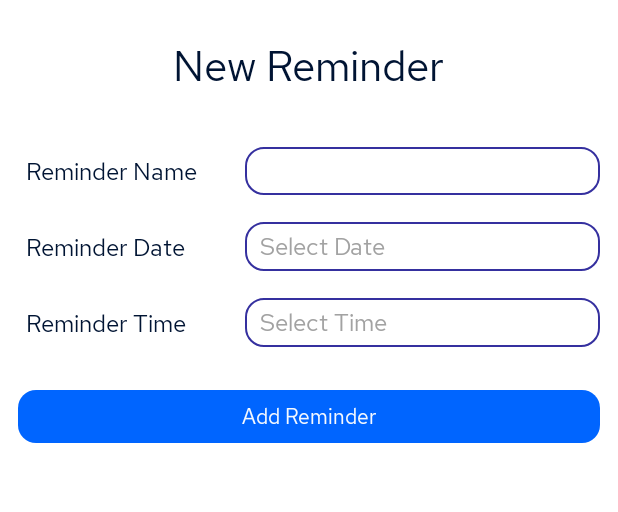
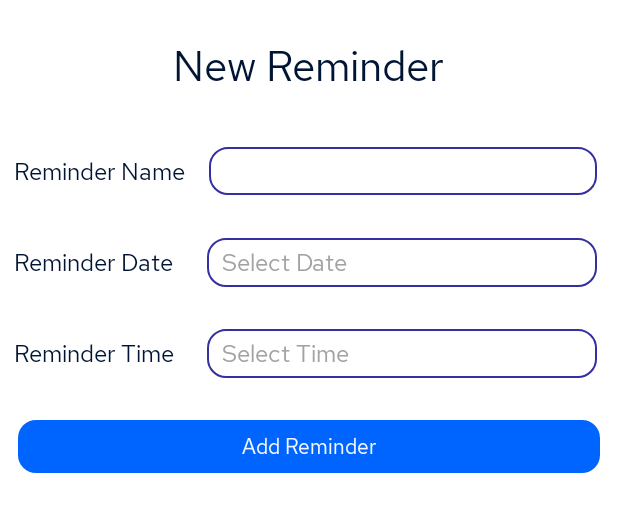
Before and after one commit to itsdrnoob/Reminder, an Android app: the layout add_new.xml on its own in the app's theme, with its tools: preview values and no code run, on a phone screen of 412 x 824 dp. Shown: the top 512 px of the screen. Run offline under Robolectric (Android 15) with nearby library versions, the phone set to English and light mode, and no system bars.

Commit message:
Layout Change

```diff
--- a/app/src/main/res/layout/add_new.xml
+++ b/app/src/main/res/layout/add_new.xml
@@ -19,14 +19,14 @@
         android:layout_width="match_parent"
         android:layout_height="wrap_content"
         android:layout_marginTop="25dp"
-        android:orientation="horizontal">
+        android:orientation="vertical"
+        android:weightSum="3">
 
         <LinearLayout
-            android:layout_width="0dp"
-            android:layout_height="match_parent"
-            android:layout_marginLeft="12dp"
-            android:layout_weight="1"
-            android:orientation="vertical"
+            android:layout_width="match_parent"
+            android:layout_height="wrap_content"
+            android:layout_marginLeft="4dp"
+            android:orientation="horizontal"
             android:paddingTop="10dp"
             android:paddingEnd="10dp">
 
@@ -35,46 +35,17 @@
                 android:layout_height="wrap_content"
                 android:layout_marginBottom="18dp"
                 android:padding="5dp"
+                android:layout_marginRight="10dp"
                 android:text="Reminder Name"
                 android:textColor="@color/text"
                 android:textSize="16sp" />
-
-            <TextView
-                android:id="@+id/add_reminder_date_textview"
-                android:layout_width="wrap_content"
-                android:layout_height="wrap_content"
-                android:layout_marginBottom="18dp"
-                android:padding="5dp"
-                android:text="Reminder Date"
-                android:textColor="@color/text"
-                android:textSize="16sp" />
-
-            <TextView
-                android:id="@+id/add_reminder_time_textview"
-                android:layout_width="wrap_content"
-                android:layout_height="wrap_content"
-                android:layout_marginBottom="18dp"
-                android:padding="5dp"
-                android:text="Reminder Time"
-                android:textColor="@color/text"
-                android:textSize="16sp" />
-
-        </LinearLayout>
-
-        <LinearLayout
-            android:layout_width="0dp"
-            android:layout_height="match_parent"
-            android:layout_marginRight="12dp"
-            android:layout_weight="1.7"
-            android:orientation="vertical"
-            android:paddingLeft="8dp"
-            android:paddingTop="10dp">
 
             <EditText
                 android:id="@+id/reminderNameInsert"
                 android:layout_width="match_parent"
                 android:layout_height="wrap_content"
                 android:layout_marginBottom="18dp"
+                android:layout_marginRight="4dp"
                 android:background="@drawable/insert_bg"
                 android:inputType="textCapSentences"
                 android:paddingTop="5dp"
@@ -85,11 +56,34 @@
                 android:textColor="@color/text"
                 android:textSize="16sp" />
 
+        </LinearLayout>
+
+        <LinearLayout
+            android:layout_width="match_parent"
+            android:layout_height="wrap_content"
+            android:layout_marginLeft="4dp"
+            android:orientation="horizontal"
+            android:paddingTop="10dp"
+            android:paddingEnd="10dp">
+
+            <TextView
+                android:id="@+id/add_reminder_date_textview"
+                android:layout_width="wrap_content"
+                android:layout_height="wrap_content"
+                android:layout_marginBottom="18dp"
+                android:layout_marginRight="10dp"
+                android:padding="5dp"
+                android:text="Reminder Date"
+                android:textColor="@color/text"
+                android:textSize="16sp" />
+
             <TextView
                 android:id="@+id/reminderDateInsert"
                 android:layout_width="match_parent"
                 android:layout_height="wrap_content"
                 android:layout_marginBottom="18dp"
+                android:layout_marginRight="4dp"
+                android:layout_marginLeft="7dp"
                 android:background="@drawable/insert_bg"
                 android:hint="Select Date"
                 android:paddingTop="5dp"
@@ -100,11 +94,34 @@
                 android:textColorHint="@color/hint"
                 android:textSize="16dp" />
 
+        </LinearLayout>
+
+        <LinearLayout
+            android:layout_width="match_parent"
+            android:layout_height="wrap_content"
+            android:layout_marginLeft="4dp"
+            android:orientation="horizontal"
+            android:paddingTop="10dp"
+            android:paddingEnd="10dp">
+
+            <TextView
+                android:id="@+id/add_reminder_time_textview"
+                android:layout_width="wrap_content"
+                android:layout_height="wrap_content"
+                android:layout_marginBottom="18dp"
+                android:layout_marginRight="10dp"
+                android:padding="5dp"
+                android:text="Reminder Time"
+                android:textColor="@color/text"
+                android:textSize="16sp" />
+
             <TextView
                 android:id="@+id/reminderTimeInsert"
                 android:layout_width="match_parent"
                 android:layout_height="wrap_content"
                 android:layout_marginBottom="18dp"
+                android:layout_marginRight="4dp"
+                android:layout_marginLeft="6dp"
                 android:background="@drawable/insert_bg"
                 android:hint="Select Time"
                 android:paddingTop="5dp"
@@ -133,27 +150,4 @@
         android:text="Add Reminder"
         android:textColor="@color/text_dark" />
 
-    <!--        <Button-->
-    <!--            android:background="p"-->
-    <!--            android:id="@+id/save"-->
-    <!--            android:layout_gravity="center"-->
-    <!--            android:layout_height="wrap_content"-->
-    <!--            android:layout_marginBottom="20dp"-->
-    <!--            android:layout_marginLeft="12dp"-->
-    <!--            android:layout_marginRight="12dp"-->
-    <!--            android:layout_marginTop="10dp"-->
-    <!--            android:layout_width="match_parent"-->
-    <!--            android:text="Add Reminder"-->
-    <!--            android:textAllCaps="false"-->
-    <!--            android:textColor="@color/background" />-->
-
-    <!--    <com.google.android.material.textview.MaterialTextView-->
-    <!--        android:id="@+id/save"-->
-    <!--        android:layout_width="match_parent"-->
-    <!--        android:layout_height="40dp"-->
-    <!--        android:text="@string/app_name"-->
-    <!--        android:gravity="center"-->
-    <!--        android:background="@color/text"-->
-    <!--        android:textColor="@color/text"/>-->
-
 </LinearLayout>
```
